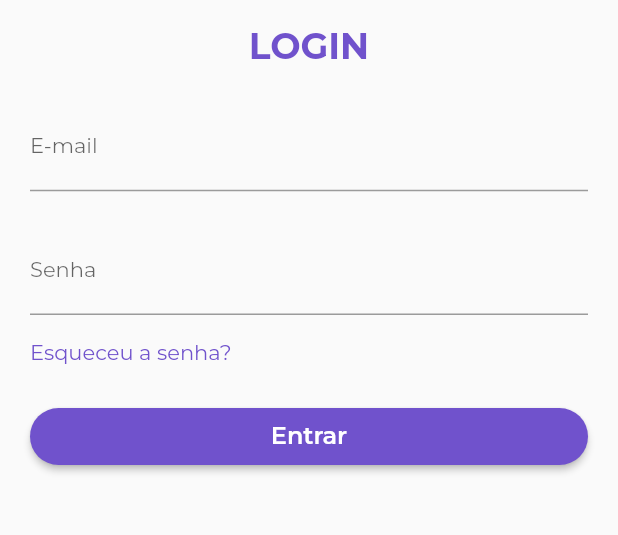
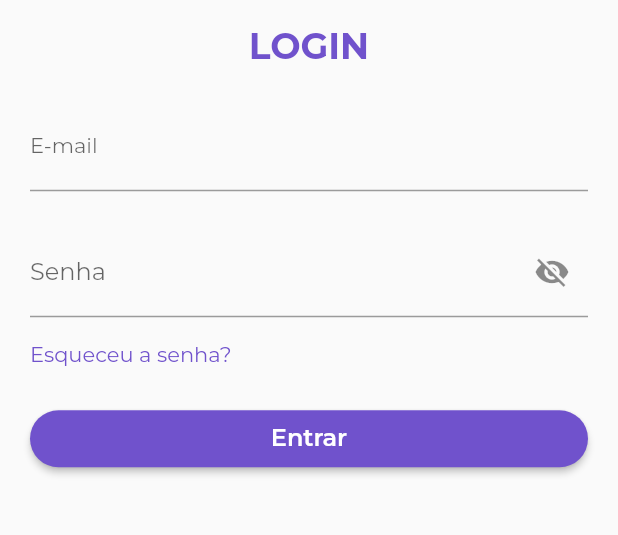
Before and after one commit to joao217x/desafio_flutter, a Flutter app: the screen it shows after launch, on a phone screen of 412 x 824 dp, the part 216-751 px from its top. Run offline on Flutter 3.47's test engine with Material 2 defaults, Android fonts, the phone set to English and light mode, and no system bars; our stand-ins replace another_flushbar, dio, firebase_auth, firebase_core, flutter_mobx, flutter_svg and 2 more; missing offline and left inert: mask_input_formatter; accounts and stored records are empty; generated files the repository leaves out were written again.

Commit message:
login
- PasswordFieldWidget ajustado.

```diff
--- a/lib/controller/controller.dart
+++ b/lib/controller/controller.dart
@@ -1,4 +1,5 @@
 import 'package:desafio_flutter/service/firebase_client.dart';
+import 'package:firebase_auth/firebase_auth.dart';
 import 'package:mobx/mobx.dart';
 part 'controller.g.dart';
 
@@ -11,6 +12,7 @@ abstract class _ControllerBase with Store {
   //#############################################
   //LOGIN AND FORGET PASSWORD SCREEN
   FirebaseClient firebaseClient = FirebaseClient();
+  final instance = FirebaseAuth.instance;
 
   @observable
   String user = '';
--- a/lib/service/firebase_client.dart
+++ b/lib/service/firebase_client.dart
@@ -8,12 +8,10 @@ class FirebaseClient {
     required String password,
   }) async {
     try {
-      final result = await instance.signInWithEmailAndPassword(
+      return await instance.signInWithEmailAndPassword(
         email: email,
         password: password,
       );
-
-      return result;
     } on FirebaseAuthException catch (e) {
       throw e;
     }
--- a/lib/view/login/login_screen.dart
+++ b/lib/view/login/login_screen.dart
@@ -1,7 +1,6 @@
 import 'package:desafio_flutter/controller/controller.dart';
 import 'package:desafio_flutter/helper/elevated_button_widget.dart';
-import 'package:desafio_flutter/helper/txt_form_field/txt_form_field_widget.dart';
-import 'package:desafio_flutter/helper/txt_form_field/password_field_widget.dart';
+import 'package:desafio_flutter/helper/txt_form_field_widget.dart';
 import 'package:desafio_flutter/service/firebase_client.dart';
 import 'package:desafio_flutter/shared/theme/app_color.dart';
 import 'package:flutter/material.dart';
@@ -57,9 +56,18 @@ class _LoginScreenState extends State<LoginScreen> {
                 ),
                 Padding(
                   padding: const EdgeInsets.only(bottom: 16),
-                  child: TxtFormFieldWidget(
-                    labelText: 'Senha',
-                    keyboardType: TextInputType.text,
+                  child: TextFormField(
+                    obscureText: controller.isHidden,
+                    keyboardType: TextInputType.visiblePassword,
+                    decoration: InputDecoration(
+                      labelText: 'Senha',
+                      suffixIcon: IconButton(
+                        onPressed: controller.togglePasswordVisibility,
+                        icon: controller.isHidden
+                            ? const Icon(Icons.visibility_off)
+                            : const Icon(Icons.visibility),
+                      ),
+                    ),
                     onChanged: (String value) {
                       controller.password = value;
                     },
```
Also changed, not shown: lib/helper/txt_form_field/password_field_widget.dart (deleted, +0 -40 lines), lib/view/events/new_event_screen.dart (+7 -3 lines), lib/view/login/forget_password_screen.dart (+5 -3 lines), lib/helper/txt_form_field_widget.dart (renamed from lib/helper/txt_form_field/txt_form_field_widget.dart).
